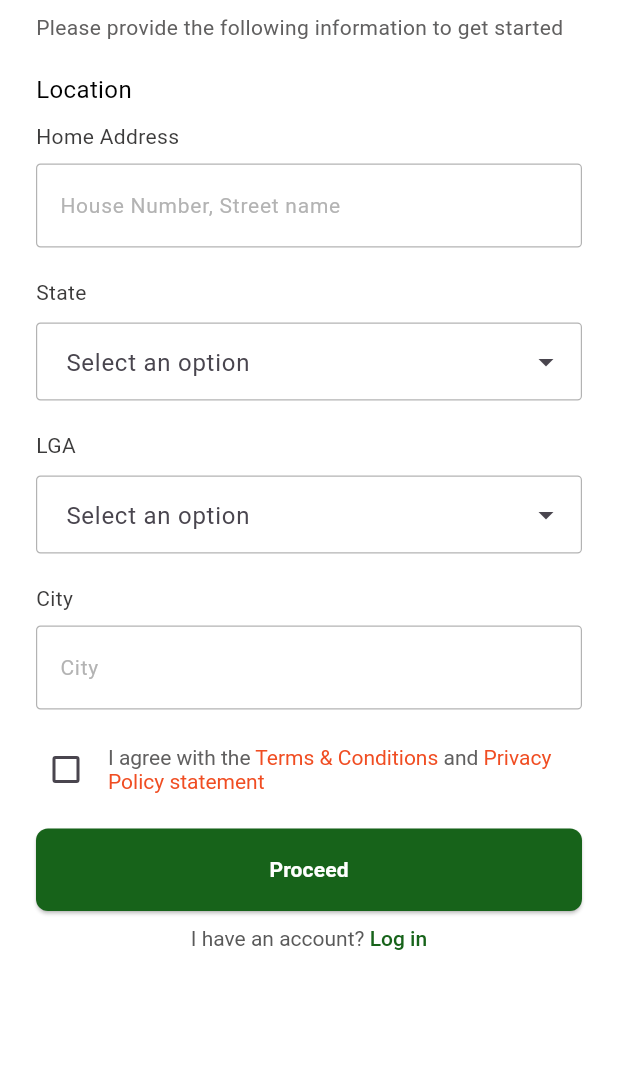
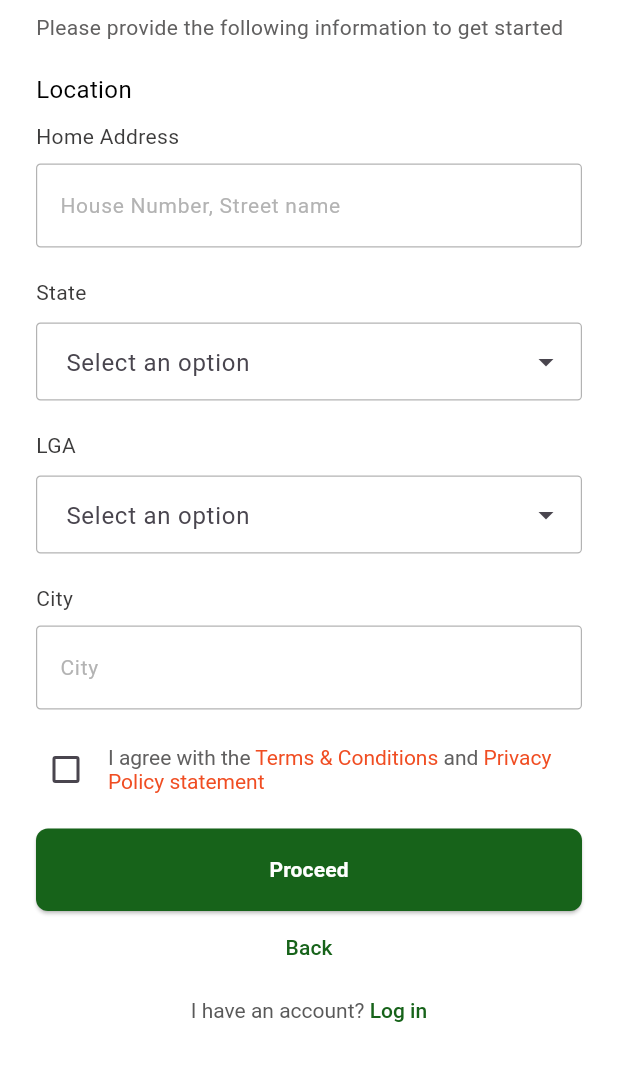
Before and after one commit to NickEinstein/HelthPlatform, a Flutter app: the AccountCreationScreen screen opened by its route, swiped to page 2, on a phone screen of 412 x 824 dp, the part 66-1147 px from its top. Run offline on Flutter 3.47's test engine with Material 3 defaults, Android fonts, the phone set to English and light mode, and no system bars; drawn by our look-alikes of dropdown_search, smooth_page_indicator; our stand-ins replace dio, flutter_dotenv, flutter_easyloading, flutter_riverpod, flutter_svg, gap and 4 more; missing offline and left inert: dio_smart_retry, duration; accounts and stored records are empty; project files that could hold a hidden picture were left out.

Commit message:
update fix

```diff
--- a/lib/src/features/auth/presentation/account_creation_page.dart
+++ b/lib/src/features/auth/presentation/account_creation_page.dart
@@ -323,14 +323,15 @@ class _AccountCreationScreenState extends ConsumerState<AccountCreationScreen> {
                                           ? "Verify OTP"
                                           : "Proceed"),
                             ),
-                            // if (_currentIndex > 0)
-                            //   TextButton(
-                            //     onPressed: _previousPage,
-                            //     child: const Text(
-                            //       "Back",
-                            //       style: TextStyle(color: ColorConstant.primaryColor),
-                            //     ),
-                            //   ),
+                            if (_currentIndex == 1)
+                              TextButton(
+                                onPressed: _previousPage,
+                                child: const Text(
+                                  "Back",
+                                  style: TextStyle(
+                                      color: ColorConstant.primaryColor),
+                                ),
+                              ),
                             const SizedBox(height: 10),
                             if (_currentIndex != 2)
                               RichText(
```
